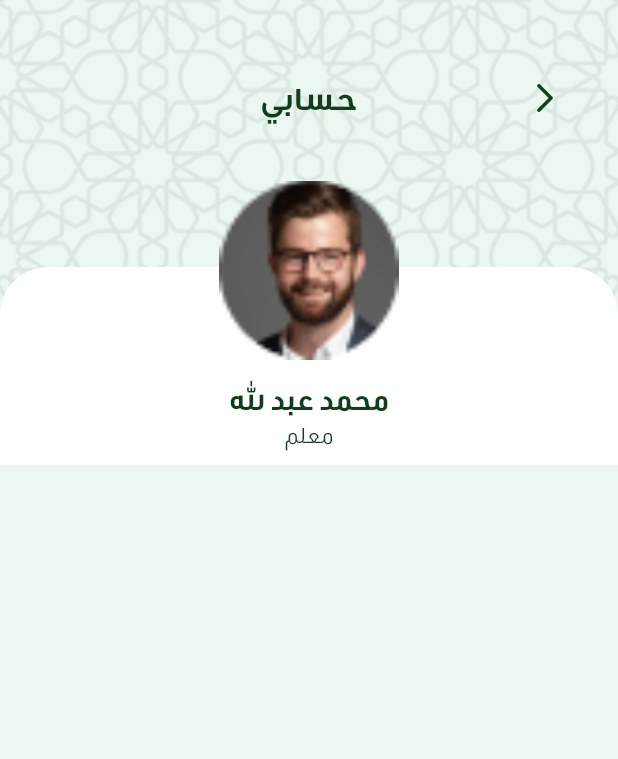
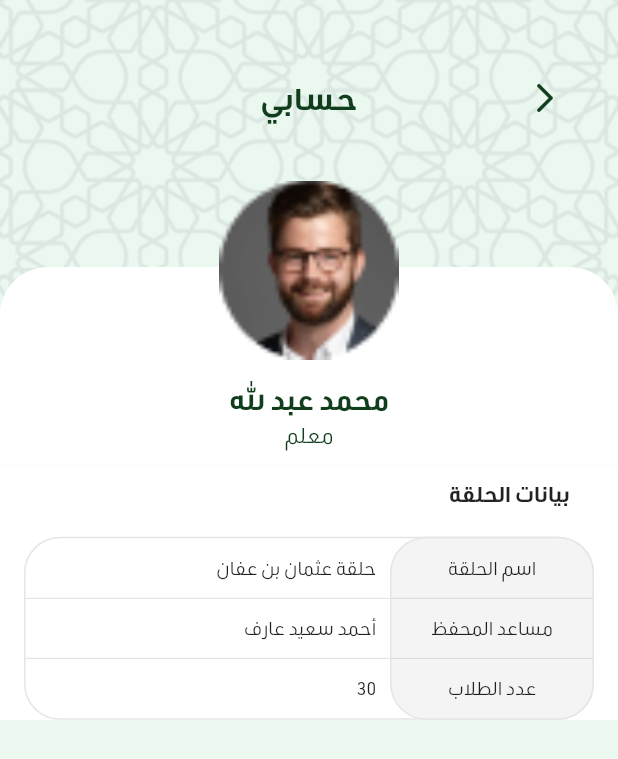
Before and after one commit to AhmedAbuSamra/kuttab-flutter-1, a Flutter app: the MyAccountPage screen opened by its route, on a phone screen of 412 x 824 dp. Shown: the top 759 px of the screen. Run offline on Flutter 3.47's test engine with Material 2 defaults, Android fonts, the phone set to English and light mode, and no system bars; our stand-ins replace get; missing offline and left inert: dart:ffi.

Commit message:
add add ClassInformation to body

```diff
--- a/lib/views/my-account-page/my-account-view.dart
+++ b/lib/views/my-account-page/my-account-view.dart
@@ -38,6 +38,11 @@ class _MyAccountPageState extends State<MyAccountPage> {
                 name: "محمد عبد الله",
                 type: "معلم",
               ),
+              ClassInformation(
+                className: "حلقة عثمان بن عفان",
+                coTeacher: "أحمد سعيد عارف",
+                numberOfStudents: "30",
+              )
             ],
           ),
         ),
```
